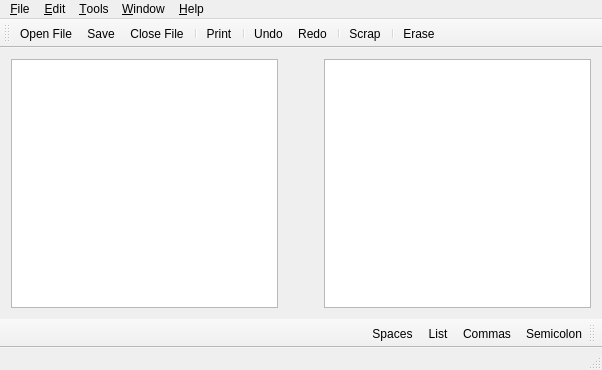
Qt form qemailscrapper.ui (JustDevZero-vault/QEmailScrapper) before a commit.
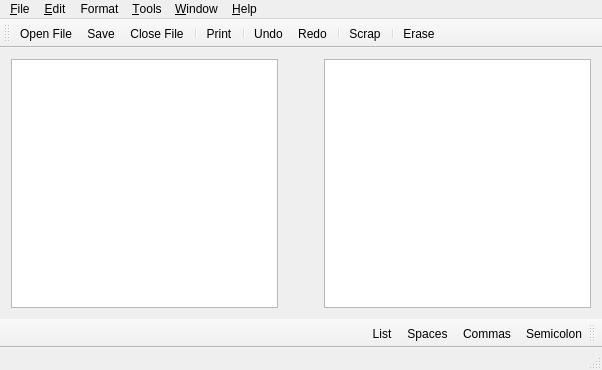
The same form after that commit.

What changed in the file:
```diff
--- a/qemailscrapper.ui
+++ b/qemailscrapper.ui
@@ -115,8 +115,18 @@
     <addaction name="actionShowBottomToolbar"/>
     <addaction name="separator"/>
    </widget>
+   <widget class="QMenu" name="menuFormat">
+    <property name="title">
+     <string>Format</string>
+    </property>
+    <addaction name="actionList"/>
+    <addaction name="actionSpaces"/>
+    <addaction name="actionCommas"/>
+    <addaction name="actionSemicolon"/>
+   </widget>
    <addaction name="menu_File"/>
    <addaction name="menu_Edit"/>
+   <addaction name="menuFormat"/>
    <addaction name="menu_Tools"/>
    <addaction name="menu_Window"/>
    <addaction name="menu_Help"/>
@@ -162,8 +172,8 @@
    </attribute>
    <addaction name="actionSemicolon"/>
    <addaction name="actionCommas"/>
-   <addaction name="actionList"/>
    <addaction name="actionSpaces"/>
+   <addaction name="actionList"/>
   </widget>
   <action name="actionOpenFile">
    <property name="text">
```
Left out of the diff: 62 changed lines with no effect on the pictures.
